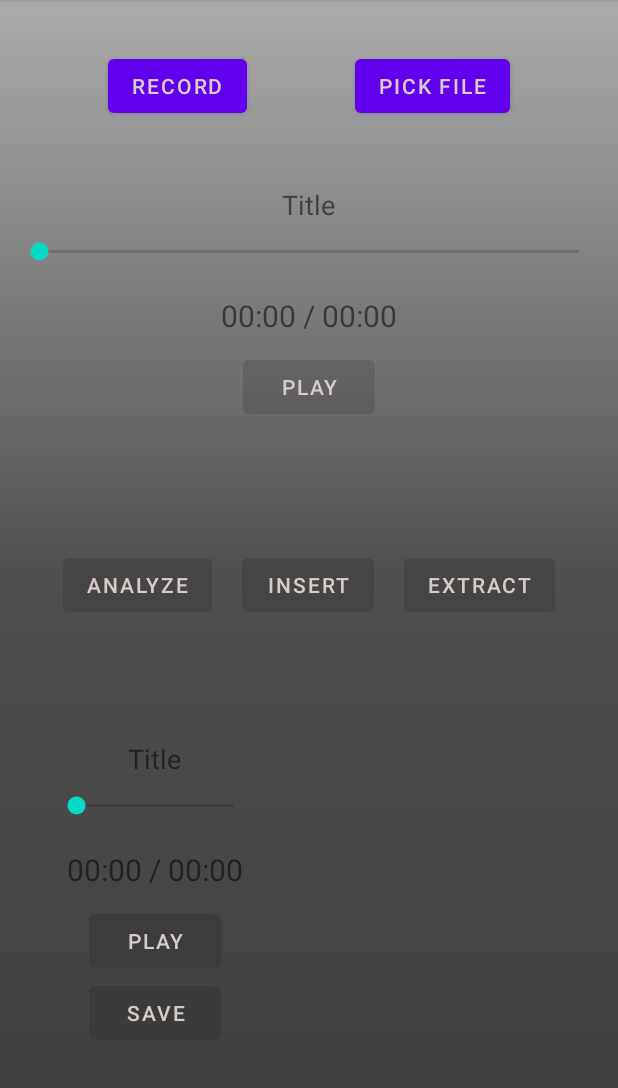
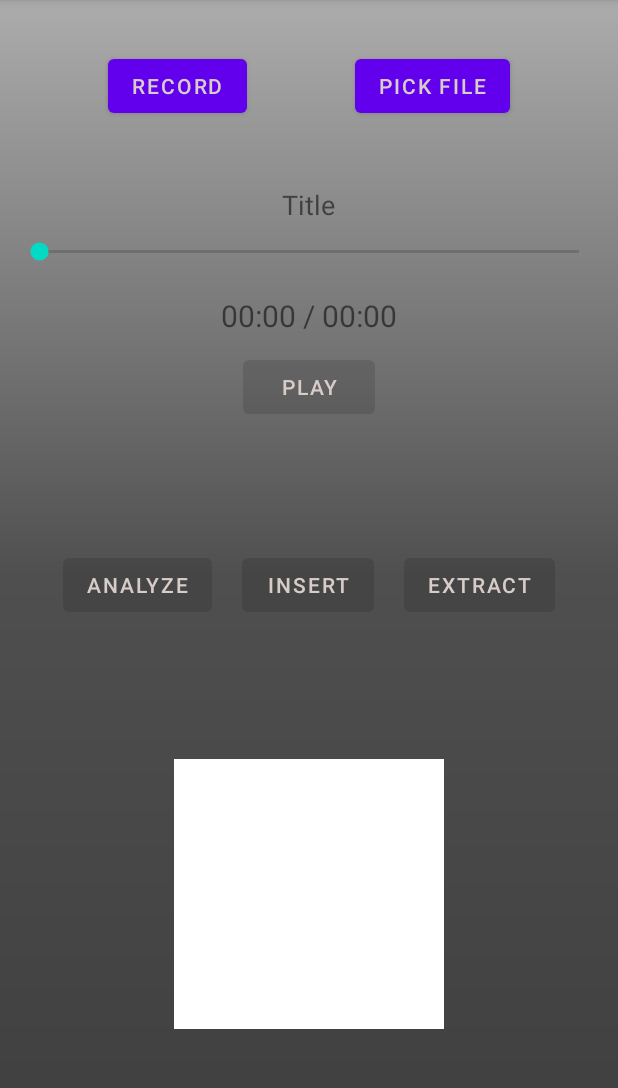
Before and after one commit to bousalemnidhal13/audiowatermarker, an Android app: the screen it shows after launch (MainActivity), on a phone screen of 412 x 824 dp, the part 84-1172 px from its top. Run offline under Robolectric (Android 15) with nearby library versions, the phone set to English and light mode, and no system bars.

Commit message:
save commit before reading the wav file

```diff
--- a/app/src/main/java/com/example/project/MainActivity.java
+++ b/app/src/main/java/com/example/project/MainActivity.java
@@ -1,10 +1,15 @@
 package com.example.project;
 
 import androidx.annotation.Nullable;
+import androidx.annotation.RequiresApi;
 import androidx.appcompat.app.AppCompatActivity;
+import androidx.core.content.ContextCompat;
+import androidx.core.content.PackageManagerCompat;
 
+import android.Manifest;
 import android.annotation.SuppressLint;
 import android.content.Intent;
+import android.content.pm.PackageManager;
 import android.database.Cursor;
 import android.graphics.Bitmap;
 import android.graphics.BitmapFactory;
@@ -12,6 +17,7 @@ import android.media.AudioAttributes;
 import android.media.MediaPlayer;
 import android.net.Uri;
 import android.nfc.Tag;
+import android.os.Build;
 import android.os.Bundle;
 import android.os.Environment;
 import android.provider.MediaStore;
@@ -58,27 +64,19 @@ public class MainActivity extends AppCompatActivity {
 
 
 
-
-
-
     // android views declaration
     ImageView messageImageview;
 
     TextView titleTextView;
-    TextView titleTextView2;
     TextView durationTextView;
-    TextView durationTextView2;
 
     Button pickFileButton;
     Button playButton;
-    Button playButton2;
     Button insertButton;
     Button extractButton;
     Button analyzeButton;
-    Button saveButton;
 
     SeekBar audioSeekbar;
-    SeekBar audioSeekbar2;
 
     String duration;
     MediaPlayer mediaPlayer;
@@ -97,21 +95,16 @@ public class MainActivity extends AppCompatActivity {
         // associate java fields with xml views
         messageImageview = findViewById(R.id.messageImageview);
 
-        titleTextView = findViewById(R.id.titleTextView);
-        titleTextView2 = findViewById(R.id.titleTextView2);
+        titleTextView = findViewById(R.id.titleTextView);;
         durationTextView = findViewById(R.id.durationTextView);
-        durationTextView2 = findViewById(R.id.durationTextView2);
 
         pickFileButton = findViewById(R.id.pickFileButton);
         playButton = findViewById(R.id.playButton);
-        playButton2 = findViewById(R.id.playButton2);
         insertButton = findViewById(R.id.insertButton);
         extractButton = findViewById(R.id.extractButton);
         analyzeButton = findViewById(R.id.analyzeButton);
-        saveButton = findViewById(R.id.saveButton);
 
         audioSeekbar = findViewById(R.id.audioSeekbar);
-        audioSeekbar2 = findViewById(R.id.audioSeekbar2);
 
         // listener for picking an audio file
         pickFileButton.setOnClickListener(new View.OnClickListener() {
@@ -217,14 +210,13 @@ public class MainActivity extends AppCompatActivity {
 
         // turn off the buttons for the moment
         playButton.setEnabled(false);
-        playButton2.setEnabled(false);
         analyzeButton.setEnabled(false);
         extractButton.setEnabled(false);
         insertButton.setEnabled(false);
-        saveButton.setEnabled(false);
 
     }
 
+    @RequiresApi(api = Build.VERSION_CODES.M)
     @Override
     protected void onActivityResult(int requestCode, int resultCode, @Nullable Intent data) {
         super.onActivityResult(requestCode, resultCode, data);
@@ -314,14 +306,19 @@ public class MainActivity extends AppCompatActivity {
                     Log.d("binaryWM", "" + Arrays.toString(watermarkedAudio));
 
 
-                    // TODO: save the watermarked file
+                    // TODO: save the watermarked file in the download directory
                     String state = Environment.getExternalStorageState();
                     if(!Environment.MEDIA_MOUNTED.equals(state)){
                         return;
                     }
 
 
-                    File file = new File(Environment.getExternalStoragePublicDirectory(Environment.DIRECTORY_DOWNLOADS),"WM.wav");
+                    // TODO: scrambled file generated (Fix it)
+                    int permissionCheck = ContextCompat.checkSelfPermission(this, Manifest.permission.WRITE_EXTERNAL_STORAGE);
+                    if (permissionCheck == PackageManager.PERMISSION_GRANTED){
+
+                        File dir = Environment.getExternalStoragePublicDirectory(Environment.DIRECTORY_DOWNLOADS);
+                        File file = new File(dir, "outputAudio.wav");
                         OutputStream outputStream = new FileOutputStream(file, true);
 
                         BufferedOutputStream bufferedOutputStream = new BufferedOutputStream(outputStream);
@@ -330,6 +327,14 @@ public class MainActivity extends AppCompatActivity {
                         outFile.write(watermarkedAudio);
                         outFile.flush();
                         outFile.close();
+
+                        Toast toast = Toast.makeText(getApplicationContext(), "WATERMARK ADDED AND FILE SAVED!", Toast.LENGTH_LONG);
+                        toast.show();
+
+                    } else {
+                        requestPermissions(new String[] {Manifest.permission.WRITE_EXTERNAL_STORAGE}, 0);
+                    }
+
 
 
 
--- a/app/src/main/res/layout/activity_main.xml
+++ b/app/src/main/res/layout/activity_main.xml
@@ -30,55 +30,6 @@
         app:layout_constraintStart_toStartOf="parent"
         app:layout_constraintTop_toTopOf="parent" />
 
-    <LinearLayout
-        android:id="@+id/playerLinear2"
-        android:layout_width="wrap_content"
-        android:layout_height="wrap_content"
-        android:gravity="center_horizontal"
-        android:orientation="vertical"
-        android:padding="10dp"
-        app:layout_constraintEnd_toStartOf="@id/messageImageview"
-        app:layout_constraintBottom_toBottomOf="parent"
-        app:layout_constraintStart_toStartOf="parent"
-        app:layout_constraintTop_toBottomOf="@id/watermarkingLinear">
-
-        <TextView
-            android:id="@+id/titleTextView2"
-            android:layout_width="wrap_content"
-            android:layout_height="wrap_content"
-            android:text="@string/title_textView"
-            android:textSize="18sp" />
-
-        <SeekBar
-            android:id="@+id/audioSeekbar2"
-            android:layout_width="match_parent"
-            android:layout_height="wrap_content"
-            android:max="100"
-            android:padding="10dp" />
-
-        <TextView
-            android:id="@+id/durationTextView2"
-            android:layout_width="wrap_content"
-            android:layout_height="wrap_content"
-            android:padding="10sp"
-            android:text="@string/default_duration"
-            android:textSize="20dp" />
-
-        <Button
-            android:id="@+id/playButton2"
-            android:layout_width="wrap_content"
-            android:layout_height="wrap_content"
-            android:text="@string/play_button"
-            android:textColor="@color/button_textColor" />
-
-        <Button
-            android:id="@+id/saveButton"
-            android:layout_width="wrap_content"
-            android:layout_height="wrap_content"
-            android:text="@string/save_button"
-            android:textColor="@color/button_textColor" />
-
-    </LinearLayout>
 
     <LinearLayout
         android:id="@+id/watermarkingLinear"
@@ -165,9 +116,10 @@
         android:id="@+id/messageImageview"
         android:layout_width="180dp"
         android:layout_height="180dp"
+        android:background="@color/white"
         app:layout_constraintBottom_toBottomOf="parent"
         app:layout_constraintEnd_toEndOf="parent"
-        app:layout_constraintStart_toEndOf="@+id/playerLinear2"
+        app:layout_constraintStart_toStartOf="parent"
         app:layout_constraintTop_toBottomOf="@id/watermarkingLinear" />
 
 
```
Lines whose indentation alone changed are shown as unchanged.
